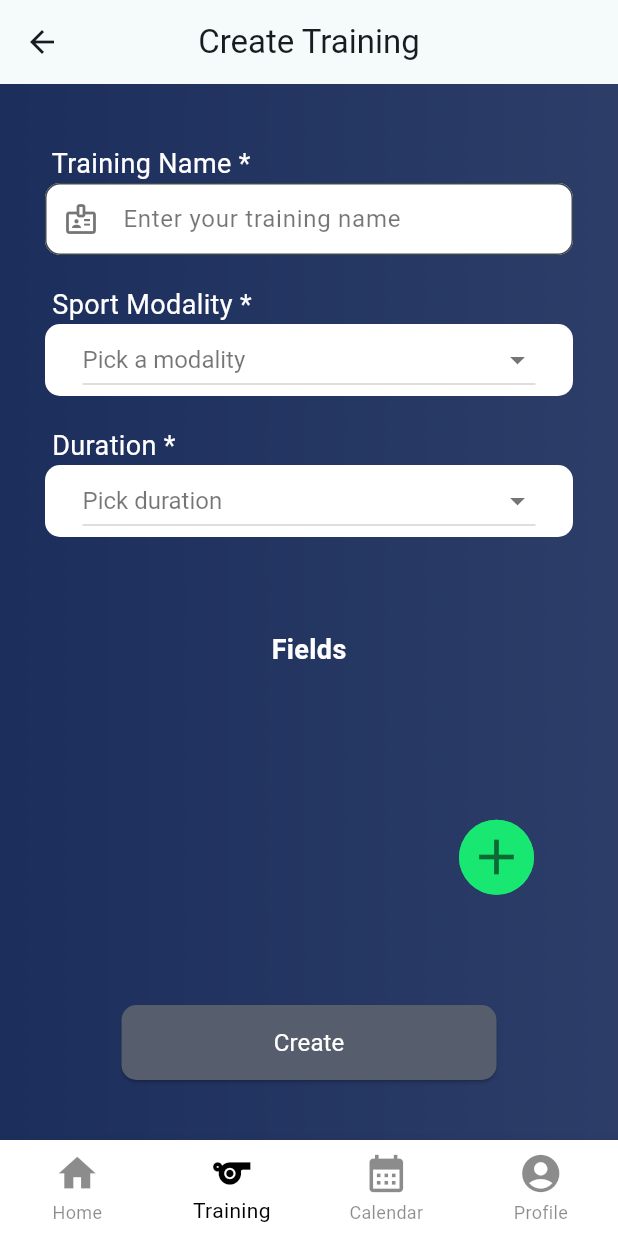
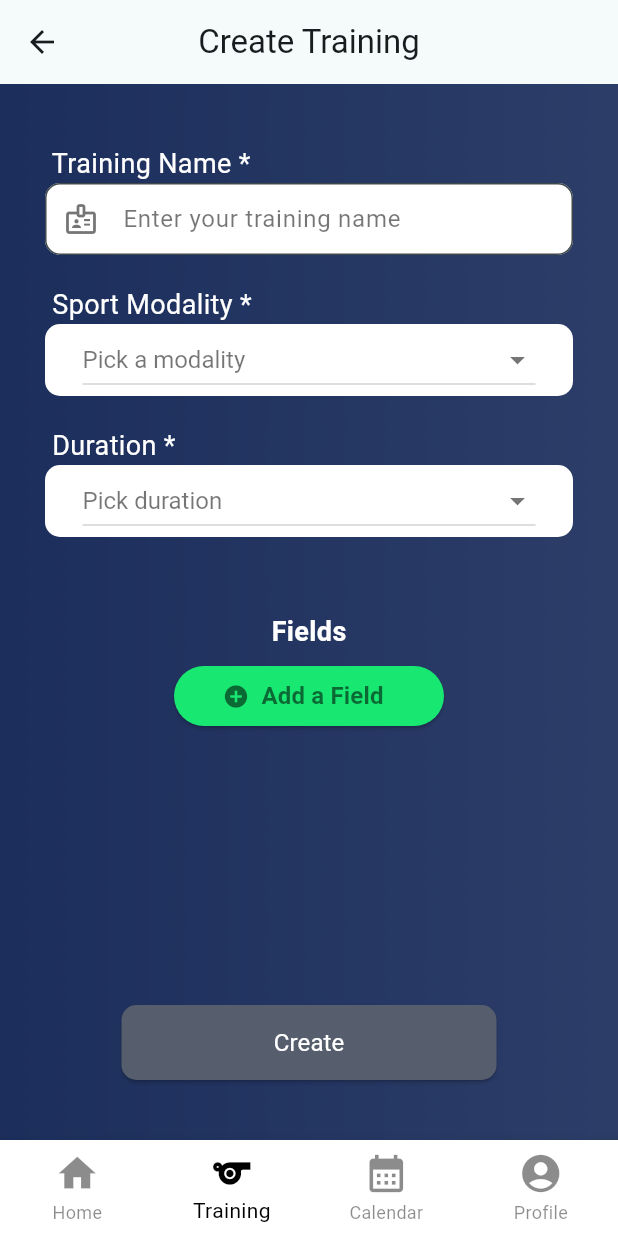
Before and after one commit to ipm13/trainlink, a Flutter app: the CreateTraining screen opened by its route, on a phone screen of 412 x 824 dp. Run offline on Flutter 3.47's test engine with Material 2 defaults, Android fonts, the phone set to English and light mode, and no system bars; our stand-ins replace email_validator, flutter_native_splash, image_picker, shared_preferences; accounts and stored records are empty.

Commit message:
Updated UI for Fields feature

```diff
--- a/lib/choose_role.dart
+++ b/lib/choose_role.dart
@@ -26,7 +26,7 @@ class _ChooseRoleState extends State<ChooseRole> {
   Widget build(BuildContext context) {
     return Scaffold(
         appBar: AppBar(
-          title: const Text('Choose Role'),
+          title: const Text('Choose your Role'),
           centerTitle: true,
         ),
         resizeToAvoidBottomInset: false,
--- a/lib/create_training.dart
+++ b/lib/create_training.dart
@@ -105,14 +105,51 @@ class _CreateTrainingState extends State<CreateTraining> {
                     height: 50,
                   ),
                   Container(
-                    width: 85,
-                    height: 50,
+                    width: 200,
+                    height: 80,
                     decoration: BoxDecoration(
                       //color: Colors.white,
                       borderRadius: BorderRadius.circular(10),
                     ),
-                    child: Center(
-                      child: labelStyle("Fields", bold: true)
+                    child: Column(
+                      mainAxisAlignment: MainAxisAlignment.center,
+                      children: [
+                        labelStyle("Fields", bold: true),
+                        const SizedBox(
+                          height: 6,
+                        ),
+                        SizedBox(
+                          width: 180,
+                          child: ElevatedButton.icon(
+                            style: ButtonStyle(
+                                backgroundColor: MaterialStateProperty.all<Color>(
+                                    const Color.fromRGBO(24, 231, 114, 1.0)
+                                )
+                            ),
+                            onPressed: () async {
+                              showDialog(
+                                  context: context,
+                                  builder: (BuildContext context) =>
+                                      createFieldDialog(context)
+                              );
+                              //createFieldDialog(context);
+                              if (currentField != null) {
+                                setState(
+                                      () {
+                                    trainingFields.add(currentField!);
+                                    currentField = null;
+                                  },
+                                );
+                              }
+                            },
+                            icon: const Icon(
+                              Icons.add_circle_sharp,
+                              color: Colors.black54,
+                            ),
+                            label: buttonLabelStyle("Add a Field"),
+                          ),
+                        ),
+                      ],
                     ),
                   ),
                 ],
@@ -126,7 +163,7 @@ class _CreateTrainingState extends State<CreateTraining> {
                   children: [
                     SizedBox(
                       height: 100,
-                      width: 250,
+                      width: 300,
                       child: ListView.builder(
                         itemCount: trainingFields.length,
                         scrollDirection: Axis.horizontal,
@@ -144,45 +181,10 @@ class _CreateTrainingState extends State<CreateTraining> {
                                   child: Text("$index"),
                                 ),
                               ),
+                              const SizedBox(
+                                width: 6,
+                              ),
                             ],
-                          ),
-                        ),
-                      ),
-                    ),
-                    Container(
-                      decoration: const BoxDecoration(
-                        shape: BoxShape.circle,
-                        color: Color.fromRGBO(24, 231, 114, 1.0),
-                      ),
-                      child: InkWell(
-                        onTap: () async {
-                          showDialog(
-                            context: context,
-                            builder: (BuildContext context) =>
-                                createFieldDialog(context)
-                          );
-                          //createFieldDialog(context);
-                          if (currentField != null) {
-                            setState(
-                              () {
-                                trainingFields.add(currentField!);
-                                currentField = null;
-                              },
-                            );
-                          }
-                        },
-                        child: Container(
-                          width: 50,
-                          decoration: const BoxDecoration(
-                            shape: BoxShape.circle,
-                            color: Color.fromRGBO(24, 231, 114, 1.0),
-                          ),
-                          child: const Center(
-                            child: Icon(
-                              Icons.add,
-                              color: Colors.black54,
-                              size: 40,
-                            ),
                           ),
                         ),
                       ),
```
